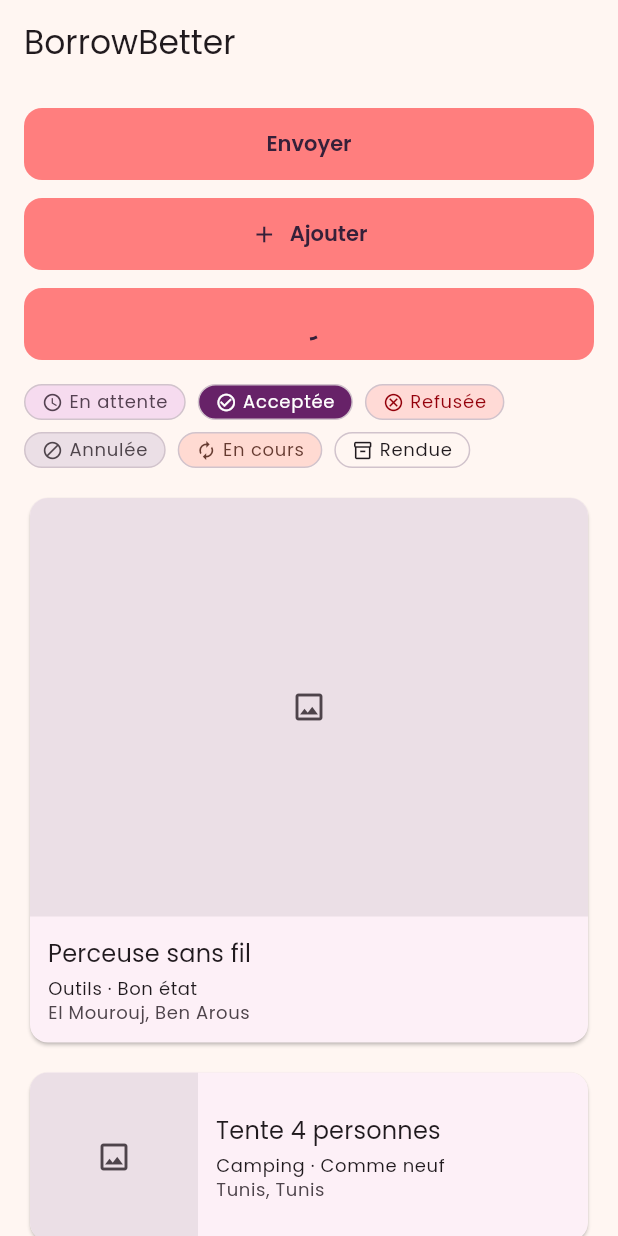
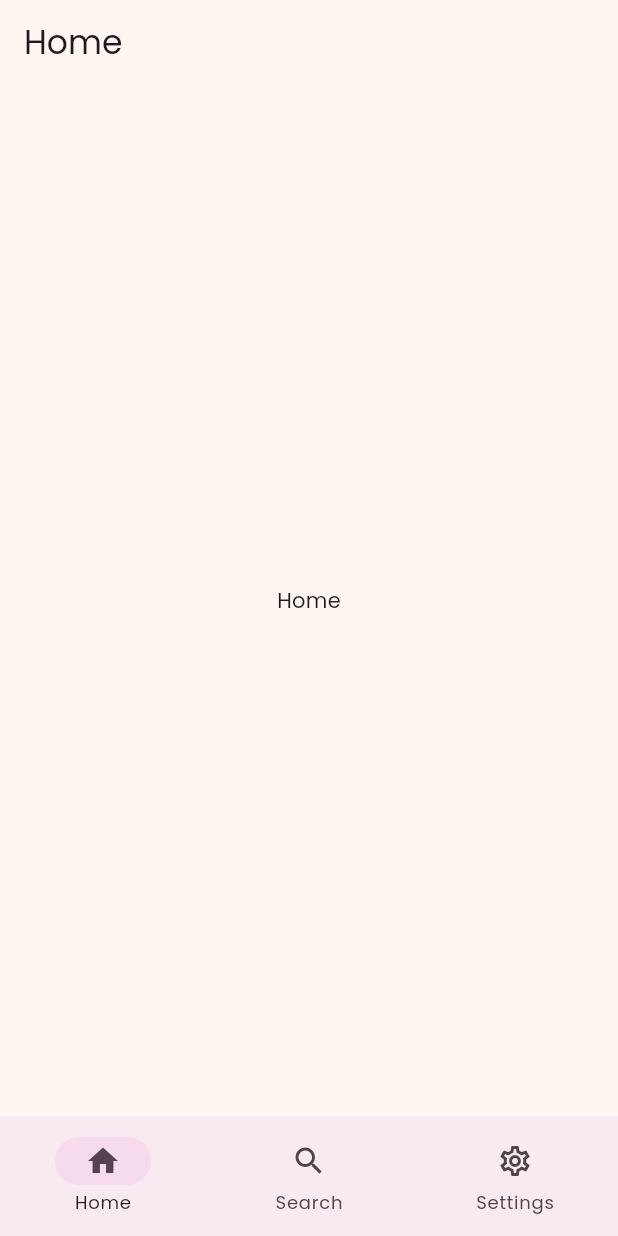
Before and after one commit to souloine-sahbi/borrowbetter, a Flutter app: the screen it shows after launch, on a phone screen of 412 x 824 dp. Run offline on Flutter 3.47's test engine with Material 3 defaults, Android fonts, the phone set to English and light mode, and no system bars; our stand-ins replace firebase_core, flutter_riverpod, go_router, shared_preferences; accounts and stored records are empty; generated files the repository leaves out were written again.

Commit message:
feat: ajoute le routeur, la navigation par onglets et l'écran Paramètres

```diff
--- a/lib/main.dart
+++ b/lib/main.dart
@@ -1,84 +1,40 @@
 import 'package:borrowbetter/firebase_options.dart';
+import 'package:borrowbetter/src/routing/routeur.dart';
+import 'package:borrowbetter/src/shared/l10n/app_localizations.dart';
+import 'package:borrowbetter/src/shared/l10n/langue_controleur.dart';
 import 'package:borrowbetter/src/shared/theme/theme.dart';
-import 'package:borrowbetter/src/shared/widgets/badge_statut.dart';
-import 'package:borrowbetter/src/shared/widgets/bouton_principal.dart';
-import 'package:borrowbetter/src/shared/widgets/carte_objet.dart';
+import 'package:borrowbetter/src/shared/theme/theme_controleur.dart';
 import 'package:firebase_core/firebase_core.dart';
 import 'package:flutter/material.dart';
 import 'package:flutter_riverpod/flutter_riverpod.dart';
+import 'package:shared_preferences/shared_preferences.dart';
 
 Future<void> main() async {
   WidgetsFlutterBinding.ensureInitialized();
   await Firebase.initializeApp(options: DefaultFirebaseOptions.currentPlatform);
-  runApp(const ProviderScope(child: BorrowBetterApp()));
+  final preferences = await SharedPreferences.getInstance();
+  runApp(
+    ProviderScope(
+      overrides: [preferencesProvider.overrideWithValue(preferences)],
+      child: const BorrowBetterApp(),
+    ),
+  );
 }
 
-class BorrowBetterApp extends StatelessWidget {
+class BorrowBetterApp extends ConsumerWidget {
   const new({super.key});
 
   @override
-  Widget build(BuildContext context) {
-    return MaterialApp(
+  Widget build(BuildContext context, WidgetRef ref) {
+    return MaterialApp.router(
+      onGenerateTitle: (context) => AppLocalizations.of(context).appTitre,
       theme: construireTheme(Brightness.light),
       darkTheme: construireTheme(Brightness.dark),
-      home: const _ApercuTheme(),
+      themeMode: ref.watch(themeModeProvider),
+      locale: ref.watch(langueProvider),
+      localizationsDelegates: AppLocalizations.localizationsDelegates,
+      supportedLocales: AppLocalizations.supportedLocales,
+      routerConfig: ref.watch(routeurProvider),
     );
   }
 }
-
-class _ApercuTheme extends StatelessWidget {
-  const new();
-
-  @override
-  Widget build(BuildContext context) {
-    return Scaffold(
-      appBar: AppBar(title: const Text('BorrowBetter')),
-      body: ListView(
-        padding: const EdgeInsets.all(16),
-        children: [
-          BoutonPrincipal(libelle: 'Envoyer', onPressed: () {}),
-          const SizedBox(height: 12),
-          BoutonPrincipal(
-            libelle: 'Ajouter',
-            icone: Icons.add,
-            onPressed: () {},
-          ),
-          const SizedBox(height: 12),
-          const BoutonPrincipal(
-            libelle: 'Envoi',
-            onPressed: null,
-            enChargement: true,
-          ),
-          const SizedBox(height: 16),
-          const Wrap(
-            spacing: 8,
-            runSpacing: 8,
-            children: [
-              BadgeStatut(statut: StatutBadge.enAttente, libelle: 'En attente'),
-              BadgeStatut(statut: StatutBadge.acceptee, libelle: 'Acceptée'),
-              BadgeStatut(statut: StatutBadge.refusee, libelle: 'Refusée'),
-              BadgeStatut(statut: StatutBadge.annulee, libelle: 'Annulée'),
-              BadgeStatut(statut: StatutBadge.enCours, libelle: 'En cours'),
-              BadgeStatut(statut: StatutBadge.rendue, libelle: 'Rendue'),
-            ],
-          ),
-          const SizedBox(height: 16),
-          const CarteObjet(
-            titre: 'Perceuse sans fil',
-            categorie: 'Outils',
-            etat: 'Bon état',
-            zone: 'El Mourouj, Ben Arous',
-          ),
-          const SizedBox(height: 12),
-          const CarteObjet(
-            titre: 'Tente 4 personnes',
-            categorie: 'Camping',
-            etat: 'Comme neuf',
-            zone: 'Tunis, Tunis',
-            variante: VarianteCarte.liste,
-          ),
-        ],
-      ),
-    );
-  }
-}
--- /dev/null
+++ b/lib/src/features/accueil/presentation/ecran_accueil.dart
@@ -0,0 +1,15 @@
+import 'package:borrowbetter/src/shared/l10n/app_localizations.dart';
+import 'package:flutter/material.dart';
+
+class EcranAccueil extends StatelessWidget {
+  const new({super.key});
+
+  @override
+  Widget build(BuildContext context) {
+    final textes = AppLocalizations.of(context);
+    return Scaffold(
+      appBar: AppBar(title: Text(textes.navAccueil)),
+      body: Center(child: Text(textes.navAccueil)),
+    );
+  }
+}
--- /dev/null
+++ b/lib/src/routing/chemins.dart
@@ -0,0 +1,5 @@
+abstract final class Chemins {
+  static const accueil = '/';
+  static const recherche = '/recherche';
+  static const parametres = '/parametres';
+}
--- /dev/null
+++ b/lib/src/routing/coquille_navigation.dart
@@ -0,0 +1,40 @@
+import 'package:borrowbetter/src/shared/l10n/app_localizations.dart';
+import 'package:flutter/material.dart';
+import 'package:go_router/go_router.dart';
+
+class CoquilleNavigation extends StatelessWidget {
+  const new({required this.coquille, super.key});
+
+  final StatefulNavigationShell coquille;
+
+  @override
+  Widget build(BuildContext context) {
+    final textes = AppLocalizations.of(context);
+    return Scaffold(
+      body: coquille,
+      bottomNavigationBar: NavigationBar(
+        selectedIndex: coquille.currentIndex,
+        onDestinationSelected: (index) => coquille.goBranch(
+          index,
+          initialLocation: index == coquille.currentIndex,
+        ),
+        destinations: [
+          NavigationDestination(
+            icon: const Icon(Icons.home_outlined),
+            selectedIcon: const Icon(Icons.home),
+            label: textes.navAccueil,
+          ),
+          NavigationDestination(
+            icon: const Icon(Icons.search),
+            label: textes.navRecherche,
+          ),
+          NavigationDestination(
+            icon: const Icon(Icons.settings_outlined),
+            selectedIcon: const Icon(Icons.settings),
+            label: textes.navParametres,
+          ),
+        ],
+      ),
+    );
+  }
+}
--- /dev/null
+++ b/lib/src/routing/routeur.dart
@@ -0,0 +1,45 @@
+import 'package:borrowbetter/src/features/accueil/presentation/ecran_accueil.dart';
+import 'package:borrowbetter/src/features/parametres/presentation/ecran_parametres.dart';
+import 'package:borrowbetter/src/features/recherche/presentation/ecran_recherche.dart';
+import 'package:borrowbetter/src/routing/chemins.dart';
+import 'package:borrowbetter/src/routing/coquille_navigation.dart';
+import 'package:flutter_riverpod/flutter_riverpod.dart';
+import 'package:go_router/go_router.dart';
+
+final routeurProvider = Provider<GoRouter>((ref) {
+  return GoRouter(
+    initialLocation: Chemins.accueil,
+    routes: [
+      StatefulShellRoute.indexedStack(
+        builder: (context, state, coquille) =>
+            CoquilleNavigation(coquille: coquille),
+        branches: [
+          StatefulShellBranch(
+            routes: [
+              GoRoute(
+                path: Chemins.accueil,
+                builder: (context, state) => const EcranAccueil(),
+              ),
+            ],
+          ),
+          StatefulShellBranch(
+            routes: [
+              GoRoute(
+                path: Chemins.recherche,
+                builder: (context, state) => const EcranRecherche(),
+              ),
+            ],
+          ),
+          StatefulShellBranch(
+            routes: [
+              GoRoute(
+                path: Chemins.parametres,
+                builder: (context, state) => const EcranParametres(),
+              ),
+            ],
+          ),
+        ],
+      ),
+    ],
+  );
+});
--- a/lib/src/shared/l10n/app_en.arb
+++ b/lib/src/shared/l10n/app_en.arb
@@ -9,5 +9,10 @@
   "statutRefusee": "Declined",
   "statutAnnulee": "Cancelled",
   "statutEnCours": "In progress",
-  "statutRendue": "Returned"
+  "statutRendue": "Returned",
+  "navAccueil": "Home",
+  "navRecherche": "Search",
+  "navParametres": "Settings",
+  "parametresLangue": "Language",
+  "parametresTheme": "Theme"
 }
--- a/lib/src/shared/l10n/app_localizations.dart
+++ b/lib/src/shared/l10n/app_localizations.dart
@@ -159,6 +159,36 @@ abstract class AppLocalizations {
   /// In fr, this message translates to:
   /// **'Rendue'**
   String get statutRendue;
+
+  /// No description provided for @navAccueil.
+  ///
+  /// In fr, this message translates to:
+  /// **'Accueil'**
+  String get navAccueil;
+
+  /// No description provided for @navRecherche.
+  ///
+  /// In fr, this message translates to:
+  /// **'Recherche'**
+  String get navRecherche;
+
+  /// No description provided for @navParametres.
+  ///
+  /// In fr, this message translates to:
+  /// **'Paramètres'**
+  String get navParametres;
+
+  /// No description provided for @parametresLangue.
+  ///
+  /// In fr, this message translates to:
+  /// **'Langue'**
+  String get parametresLangue;
+
+  /// No description provided for @parametresTheme.
+  ///
+  /// In fr, this message translates to:
+  /// **'Thème'**
+  String get parametresTheme;
 }
 
 class _AppLocalizationsDelegate
--- a/lib/src/shared/l10n/app_localizations_en.dart
+++ b/lib/src/shared/l10n/app_localizations_en.dart
@@ -38,4 +38,19 @@ class AppLocalizationsEn extends AppLocalizations {
 
   @override
   String get statutRendue => 'Returned';
+
+  @override
+  String get navAccueil => 'Home';
+
+  @override
+  String get navRecherche => 'Search';
+
+  @override
+  String get navParametres => 'Settings';
+
+  @override
+  String get parametresLangue => 'Language';
+
+  @override
+  String get parametresTheme => 'Theme';
 }
```
Also changed, not shown: lib/src/features/accueil/presentation/ecran_recherche.dart (added, +15 -0 lines), lib/src/features/parametres/presentation/ecran_parametres.dart (added, +30 -0 lines), lib/src/features/recherche/presentation/ecran_recherche.dart (added, +15 -0 lines), lib/src/shared/l10n/app_ar.arb (+6 -1 lines), lib/src/shared/l10n/app_fr.arb (+6 -1 lines), lib/src/shared/l10n/app_localizations_ar.dart (+15 -0 lines), lib/src/shared/l10n/app_localizations_fr.dart (+15 -0 lines), 2 other files.
